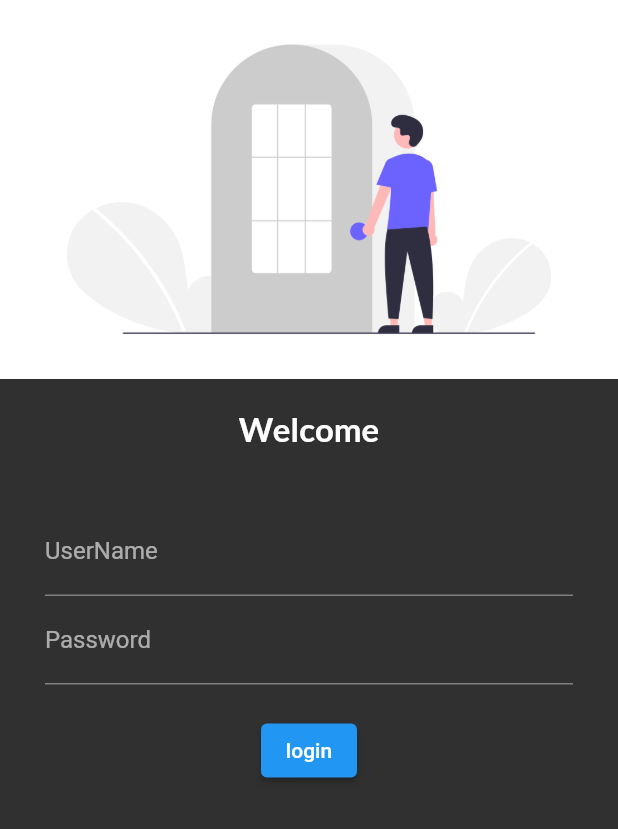
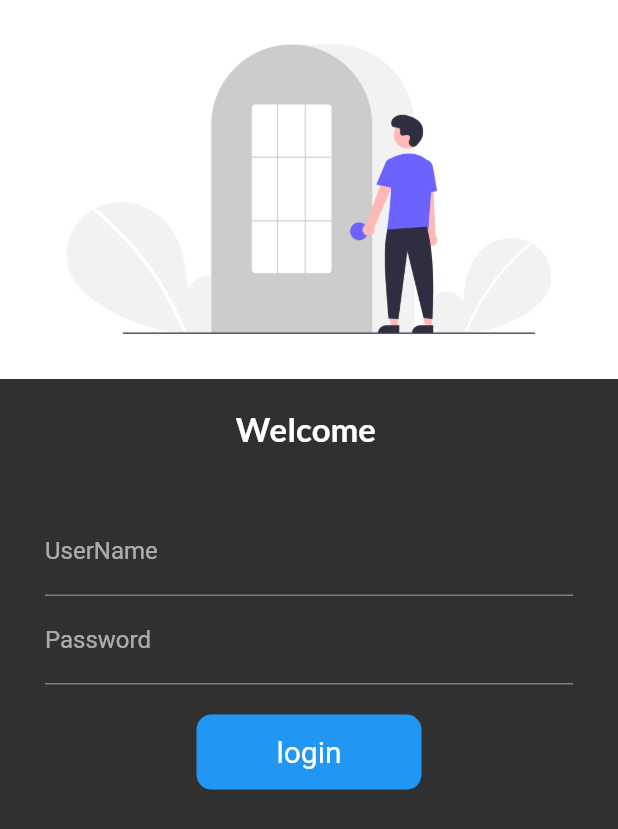
Before and after one commit to smil-thakur/CatalogApp, a Flutter app: the screen it shows after launch, on a phone screen of 412 x 824 dp. Shown: the top 829 px of the screen. Run offline on Flutter 3.47's test engine with Material 2 defaults, Android fonts, the phone set to English and light mode, and no system bars; our stand-ins replace google_fonts.

Commit message:
day-6 added animated button(container)

```diff
--- a/lib/pages/login_page.dart
+++ b/lib/pages/login_page.dart
@@ -2,9 +2,16 @@ import 'package:catalog_app/routes/routes.dart';
 import 'package:flutter/material.dart';
 import 'package:google_fonts/google_fonts.dart';
 
-class LoginPage extends StatelessWidget {
+class LoginPage extends StatefulWidget {
   const LoginPage({Key? key}) : super(key: key);
 
+  @override
+  _LoginPageState createState() => _LoginPageState();
+}
+
+class _LoginPageState extends State<LoginPage> {
+  String name = "";
+  bool pressed = false;
   @override
   Widget build(BuildContext context) {
     return Material(
@@ -16,7 +23,7 @@ class LoginPage extends StatelessWidget {
               height: 20,
             ),
             Text(
-              "Welcome",
+              "Welcome $name",
               style: TextStyle(
                   fontSize: 22,
                   fontFamily: GoogleFonts.lato().fontFamily,
@@ -32,6 +39,10 @@ class LoginPage extends StatelessWidget {
                   TextFormField(
                     decoration: InputDecoration(
                         hintText: "Enter UserName", labelText: "UserName"),
+                    onChanged: (value) {
+                      name = value;
+                      setState(() {});
+                    },
                   ),
                   TextFormField(
                     obscureText: true,
@@ -43,15 +54,40 @@ class LoginPage extends StatelessWidget {
                 ],
               ),
             ),
-            ElevatedButton(
-              onPressed: () {
+            InkWell(
+              onTap: () async {
+                setState(() {
+                  pressed = true;
+                });
+                await Future.delayed(Duration(seconds: 1));
                 Navigator.pushNamed(context, MyRoutes.homeRoute);
               },
-              child: Text("login"),
-              style: TextButton.styleFrom(
-                primary: Colors.white,
+              child: AnimatedContainer(
+                height: 50,
+                width: pressed ? 50 : 150,
+                decoration: BoxDecoration(
+                  borderRadius: BorderRadius.circular(pressed ? 50 : 10),
+                  color: Colors.blue,
+                ),
+                child: Center(
+                    child: pressed
+                        ? Icon(Icons.done)
+                        : Text(
+                            "login",
+                            style: TextStyle(fontSize: 20),
+                          )),
+                duration: Duration(seconds: 1),
               ),
-            ),
+            )
+            // ElevatedButton(
+            //   onPressed: () {
+            //     Navigator.pushNamed(context, MyRoutes.homeRoute);
+            //   },
+            //   child: Text("login"),
+            //   style: TextButton.styleFrom(
+            //     primary: Colors.white,
+            //   ),
+            // ),
           ],
         ),
       ),
```
